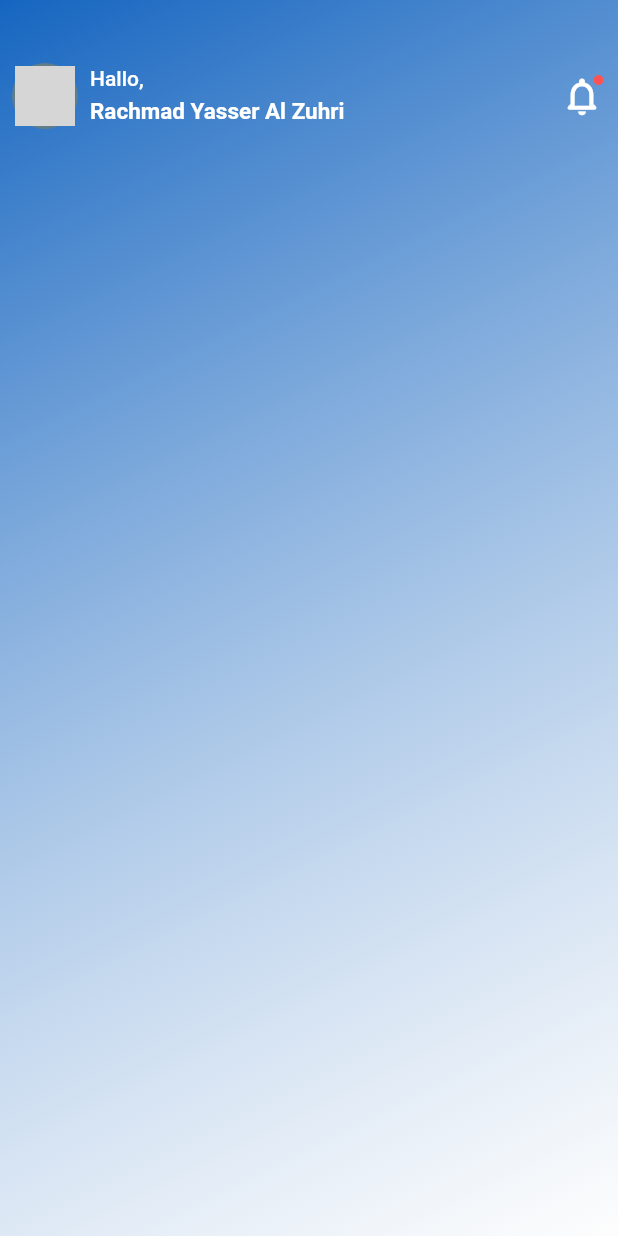
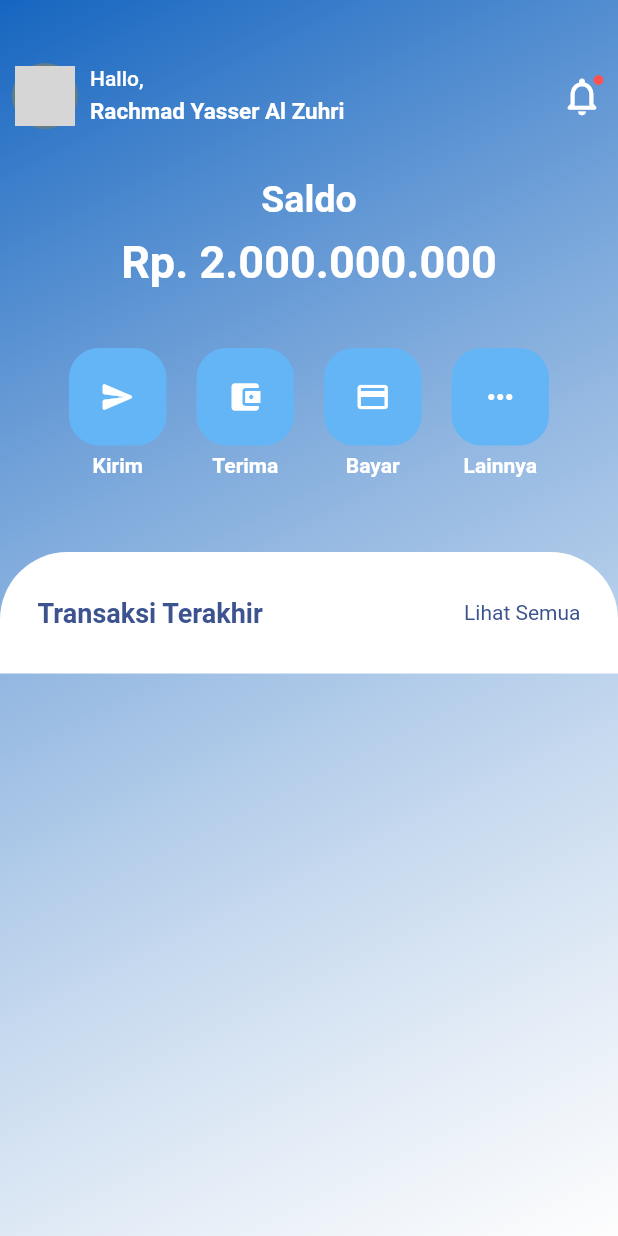
Before and after one commit to rachmadyassera/flutter_ewallet_ui, a Flutter app: the screen it shows after launch, on a phone screen of 412 x 824 dp. Run offline on Flutter 3.47's test engine with Material 2 defaults, Android fonts, the phone set to English and light mode, and no system bars; network calls fail; grey boxes are pictures that could not be loaded.

Commit message:
tahap 2, pembuatan transaction_item.dart , video materi menit ke 10:53

```diff
--- a/lib/screen/home_screen.dart
+++ b/lib/screen/home_screen.dart
@@ -1,4 +1,5 @@
 import 'package:flutter/material.dart';
+import 'package:flutter_ewallet_ui/widgets/menu_box.dart';
 
 class HomeScreen extends StatefulWidget {
   const HomeScreen({super.key});
@@ -86,6 +87,83 @@ class _HomeScreenState extends State<HomeScreen> {
                   )
                 ],
               ),
+            ),
+            Container(
+              padding: const EdgeInsets.only(top: 30),
+              alignment: Alignment.center,
+              child: Column(
+                children: const [
+                  Text(
+                    "Saldo",
+                    style: TextStyle(
+                        color: Colors.white,
+                        fontSize: 25,
+                        fontWeight: FontWeight.bold),
+                  ),
+                  Padding(
+                    padding: EdgeInsets.symmetric(vertical: 10),
+                    child: Text(
+                      "Rp. 2.000.000.000",
+                      style: TextStyle(
+                        color: Colors.white,
+                        fontSize: 30,
+                        fontWeight: FontWeight.w700,
+                      ),
+                    ),
+                  )
+                ],
+              ),
+            ),
+            Container(
+              margin: const EdgeInsets.only(top: 30),
+              child: Row(
+                mainAxisAlignment: MainAxisAlignment.center,
+                children: const [
+                  MenuWidget(icon: Icons.send_rounded, text: "Kirim"),
+                  MenuWidget(
+                      icon: Icons.account_balance_wallet, text: "Terima"),
+                  MenuWidget(icon: Icons.payment, text: "Bayar"),
+                  MenuWidget(icon: Icons.more_horiz, text: "Lainnya"),
+                ],
+              ),
+            ),
+            Container(
+              margin: const EdgeInsets.only(top: 50),
+              decoration: const BoxDecoration(
+                  color: Colors.white,
+                  borderRadius: BorderRadius.vertical(
+                    top: Radius.circular(45),
+                  )),
+              child: Column(
+                children: [
+                  Padding(
+                    padding: const EdgeInsets.symmetric(
+                        vertical: 30, horizontal: 25),
+                    child: Row(
+                      children: [
+                        const Expanded(
+                          child: Text(
+                            "Transaksi Terakhir",
+                            style: TextStyle(
+                                fontSize: 18,
+                                color: Color(0xFF3D538F),
+                                fontWeight: FontWeight.bold),
+                          ),
+                        ),
+                        GestureDetector(
+                          onTap: () {},
+                          child: const Text(
+                            'Lihat Semua',
+                            textAlign: TextAlign.right,
+                            style: TextStyle(
+                                fontSize: 14, color: Color(0xFF3D538F)),
+                          ),
+                        )
+                      ],
+                    ),
+                  )
+                ],
+              ),
             )
           ],
         ),
--- /dev/null
+++ b/lib/widgets/menu_box.dart
@@ -0,0 +1,46 @@
+// ignore_for_file: public_member_api_docs, sort_constructors_first
+import 'package:flutter/material.dart';
+
+class MenuWidget extends StatelessWidget {
+  final IconData icon;
+  final String text;
+  const MenuWidget({
+    Key? key,
+    required this.icon,
+    required this.text,
+  }) : super(key: key);
+
+  @override
+  Widget build(BuildContext context) {
+    return Padding(
+      padding: const EdgeInsets.symmetric(horizontal: 10),
+      child: Column(
+        mainAxisAlignment: MainAxisAlignment.center,
+        crossAxisAlignment: CrossAxisAlignment.center,
+        children: [
+          Container(
+            width: 65,
+            height: 65,
+            alignment: Alignment.center,
+            decoration: BoxDecoration(
+              color: Colors.blue.shade300,
+              borderRadius: BorderRadius.circular(20),
+            ),
+            child: Icon(
+              icon,
+              color: Colors.white,
+            ),
+          ),
+          const SizedBox(
+            height: 5,
+          ),
+          Text(
+            text,
+            style: const TextStyle(
+                color: Colors.white, fontWeight: FontWeight.bold),
+          )
+        ],
+      ),
+    );
+  }
+}
```
Also changed, not shown: lib/models/transaction.dart (added, +78 -0 lines), lib/widgets/transaction_item.dart (added).
